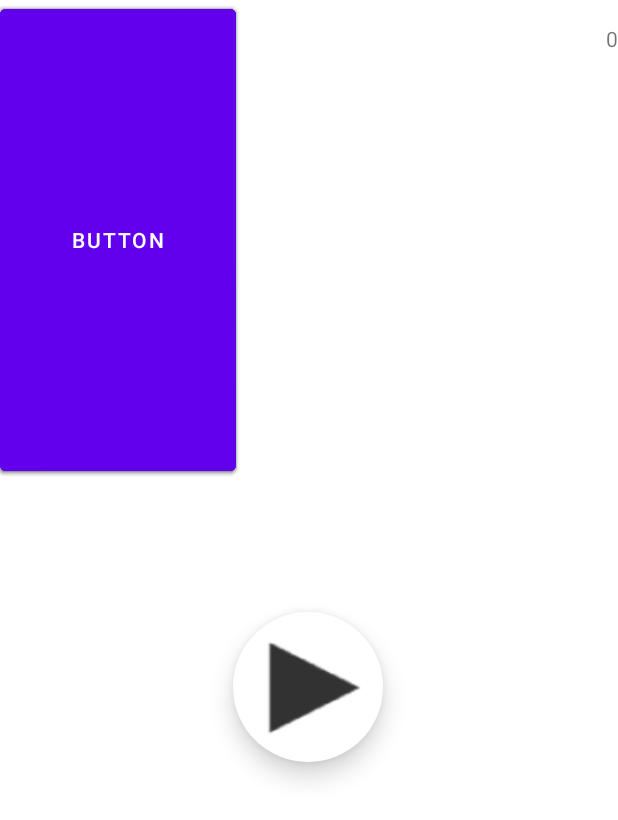
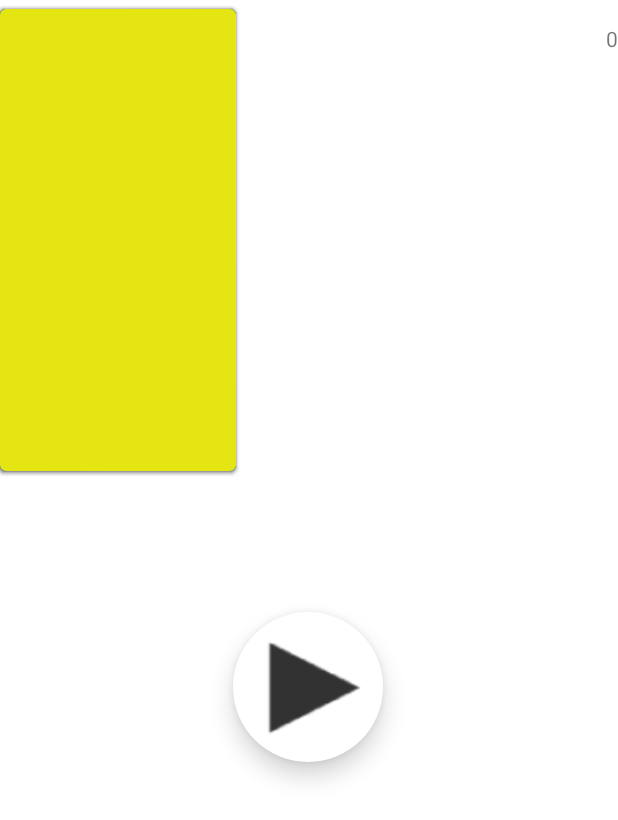
Before and after one commit to DiegoFrancoPortela/SimonDice, an Android app: the layout activity_main.xml on its own in the app's theme, with its tools: preview values and no code run, on a phone screen of 412 x 824 dp. Shown: the top 820 px of the screen. Run offline under Robolectric (Android 15) with nearby library versions, the light colour scheme and no system bars.

Commit message:
Cambio colores.

```diff
--- a/app/src/main/res/layout/activity_main.xml
+++ b/app/src/main/res/layout/activity_main.xml
@@ -117,36 +117,36 @@
         app:layout_constraintTop_toTopOf="parent" />
 
     <Button
-        android:id="@+id/button"
+        android:id="@+id/botonRojo"
+        app:backgroundTint="@color/red"
         android:layout_width="157dp"
         android:layout_height="320dp"
-        android:text="Button"
         tools:layout_editor_absoluteX="45dp"
         tools:layout_editor_absoluteY="45dp" />
 
     <Button
-        android:id="@+id/button6"
+        android:id="@+id/botonVerde"
+        app:backgroundTint="@color/green"
         android:layout_width="157dp"
         android:layout_height="320dp"
-        android:rotationY="360"
-        android:text="Button"
         tools:layout_editor_absoluteX="210dp"
-        tools:layout_editor_absoluteY="365dp" />
+        tools:layout_editor_absoluteY="45dp" />
 
     <Button
-        android:id="@+id/button4"
+        android:id="@+id/botonAzul"
+        app:backgroundTint="@color/blue"
         android:layout_width="157dp"
         android:layout_height="320dp"
-        android:text="Button"
         tools:layout_editor_absoluteX="45dp"
         tools:layout_editor_absoluteY="366dp" />
 
     <Button
-        android:id="@+id/button3"
+        android:id="@+id/botonAmarillo"
+        app:backgroundTint="@color/yellow"
         android:layout_width="157dp"
         android:layout_height="320dp"
-        android:text="Button"
+        android:rotationY="360"
         tools:layout_editor_absoluteX="210dp"
-        tools:layout_editor_absoluteY="45dp" />
+        tools:layout_editor_absoluteY="365dp" />
 
 </androidx.constraintlayout.widget.ConstraintLayout>
--- a/app/src/main/res/values/colors.xml
+++ b/app/src/main/res/values/colors.xml
@@ -7,8 +7,8 @@
     <color name="teal_700">#FF018786</color>
     <color name="black">#FF000000</color>
     <color name="white">#FFFFFFFF</color>
-    <color name="purple">#800080</color>
-    <color name="red">#FF0000</color>
-    <color name="blue">#0000FF</color>
-    <color name="green">#008000</color>
+    <color name="yellow">#e5e513</color>
+    <color name="red">#ed1d1d</color>
+    <color name="blue">#137ce7</color>
+    <color name="green">#2caf2f</color>
 </resources>
```
